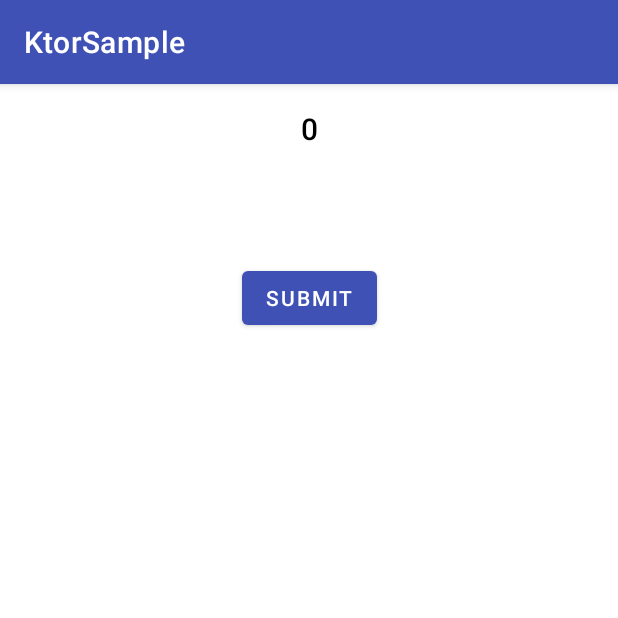
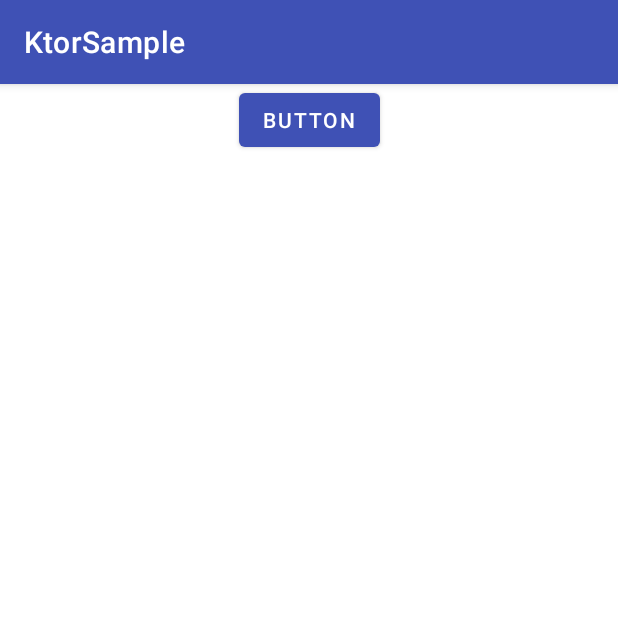
Before and after one commit to na8esin/ktorSample, an Android app: the screen it shows after launch (MainActivity), on a phone screen of 412 x 824 dp, the top half of it. Run offline under Robolectric (Android 15) with nearby library versions, the phone set to English and light mode, and no system bars.

Commit message:
nav_graph追加。product関連を移動

```diff
--- a/app/src/main/java/com/example/android/ktorsample/GameFragment.kt
+++ b/app/src/main/java/com/example/android/ktorsample/GameFragment.kt
@@ -25,6 +25,7 @@ import androidx.databinding.DataBindingUtil
 import androidx.fragment.app.Fragment
 import androidx.fragment.app.activityViewModels
 import com.example.android.ktorsample.databinding.GameFragmentBinding
+import com.example.android.ktorsample.product.ProductsRepository
 import io.ktor.client.HttpClient
 import io.ktor.client.engine.cio.CIO
 import io.ktor.client.plugins.contentnegotiation.ContentNegotiation
--- /dev/null
+++ b/app/src/main/java/com/example/android/ktorsample/TopFragment.kt
@@ -0,0 +1,46 @@
+package com.example.android.ktorsample
+
+import androidx.lifecycle.ViewModelProvider
+import android.os.Bundle
+import androidx.fragment.app.Fragment
+import android.view.LayoutInflater
+import android.view.View
+import android.view.ViewGroup
+import androidx.navigation.findNavController
+import com.example.android.ktorsample.databinding.FragmentTopBinding
+
+class TopFragment : Fragment() {
+
+    companion object {
+        fun newInstance() = TopFragment()
+    }
+
+    private lateinit var viewModel: TopViewModel
+    private var _binding: FragmentTopBinding? = null
+    private val binding get() = _binding!!
+
+    override fun onCreateView(
+        inflater: LayoutInflater,
+        container: ViewGroup?,
+        savedInstanceState: Bundle?
+    ): View {
+        _binding = FragmentTopBinding.inflate(inflater, container, false)
+        val view = binding.root
+        binding.button1.setOnClickListener {
+            val action = TopFragmentDirections.actionTopFragmentToGameFragment()
+            view.findNavController().navigate(action)
+        }
+        return view
+    }
+
+    override fun onViewCreated(view: View, savedInstanceState: Bundle?) {
+        super.onViewCreated(view, savedInstanceState)
+        viewModel = ViewModelProvider(this)[TopViewModel::class.java]
+        // TODO: Use the ViewModel
+    }
+
+    override fun onDestroyView() {
+        super.onDestroyView()
+        _binding = null
+    }
+}
--- /dev/null
+++ b/app/src/main/java/com/example/android/ktorsample/TopViewModel.kt
@@ -0,0 +1,7 @@
+package com.example.android.ktorsample
+
+import androidx.lifecycle.ViewModel
+
+class TopViewModel : ViewModel() {
+    // TODO: Implement the ViewModel
+}
--- a/app/src/main/java/com/example/android/ktorsample/Product.kt
+++ b/app/src/main/java/com/example/android/ktorsample/product/Product.kt
@@ -1,4 +1,4 @@
-package com.example.android.ktorsample
+package com.example.android.ktorsample.product
 
 import kotlinx.serialization.Serializable
 
--- /dev/null
+++ b/app/src/main/java/com/example/android/ktorsample/product/ProductTest.kt
@@ -0,0 +1,4 @@
+package com.example.android.ktorsample.product
+
+class ProductTest {
+}
--- a/app/src/main/java/com/example/android/ktorsample/ProductsRepository.kt
+++ b/app/src/main/java/com/example/android/ktorsample/product/ProductsRepository.kt
@@ -1,4 +1,4 @@
-package com.example.android.ktorsample
+package com.example.android.ktorsample.product
 
 import io.ktor.client.HttpClient
 import io.ktor.client.call.body
--- /dev/null
+++ b/app/src/main/res/layout/fragment_top.xml
@@ -0,0 +1,18 @@
+<?xml version="1.0" encoding="utf-8"?>
+<androidx.constraintlayout.widget.ConstraintLayout xmlns:android="http://schemas.android.com/apk/res/android"
+    xmlns:app="http://schemas.android.com/apk/res-auto"
+    xmlns:tools="http://schemas.android.com/tools"
+    android:layout_width="match_parent"
+    android:layout_height="match_parent"
+    tools:context=".TopFragment">
+
+
+    <Button
+        android:id="@+id/button1"
+        android:layout_width="wrap_content"
+        android:layout_height="wrap_content"
+        android:text="Button"
+        app:layout_constraintEnd_toEndOf="parent"
+        app:layout_constraintStart_toStartOf="parent"
+        app:layout_constraintTop_toTopOf="parent" />
+</androidx.constraintlayout.widget.ConstraintLayout>
--- a/app/src/main/res/layout/main_activity.xml
+++ b/app/src/main/res/layout/main_activity.xml
@@ -23,13 +23,15 @@
     tools:context=".MainActivity">
 
     <androidx.fragment.app.FragmentContainerView
-        android:id="@+id/game_fragment"
-        android:name="com.example.android.ktorsample.GameFragment"
+        android:id="@+id/nav_host_fragment"
+        android:name="androidx.navigation.fragment.NavHostFragment"
         android:layout_width="0dp"
         android:layout_height="0dp"
         app:layout_constraintLeft_toLeftOf="parent"
         app:layout_constraintRight_toRightOf="parent"
         app:layout_constraintTop_toTopOf="parent"
-        app:layout_constraintBottom_toBottomOf="parent" />
+        app:layout_constraintBottom_toBottomOf="parent"
+        app:defaultNavHost="true"
+        app:navGraph="@navigation/nav_graph"/>
 
 </androidx.constraintlayout.widget.ConstraintLayout>
--- /dev/null
+++ b/app/src/main/res/navigation/nav_graph.xml
@@ -0,0 +1,21 @@
+<?xml version="1.0" encoding="utf-8"?>
+<navigation xmlns:android="http://schemas.android.com/apk/res/android"
+    xmlns:app="http://schemas.android.com/apk/res-auto"
+    xmlns:tools="http://schemas.android.com/tools"
+    android:id="@+id/nav_graph"
+    app:startDestination="@id/topFragment">
+
+    <fragment
+        android:id="@+id/topFragment"
+        android:name="com.example.android.ktorsample.TopFragment"
+        android:label="fragment_top"
+        tools:layout="@layout/fragment_top" >
+        <action
+            android:id="@+id/action_topFragment_to_gameFragment"
+            app:destination="@id/gameFragment" />
+    </fragment>
+    <fragment
+        android:id="@+id/gameFragment"
+        android:name="com.example.android.ktorsample.GameFragment"
+        android:label="GameFragment" />
+</navigation>
```
Also changed, not shown: app/build.gradle (+19 -18 lines), app/src/main/java/com/example/android/ktorsample/GameViewModel.kt (+2 -5 lines), build.gradle (+6 -2 lines).
